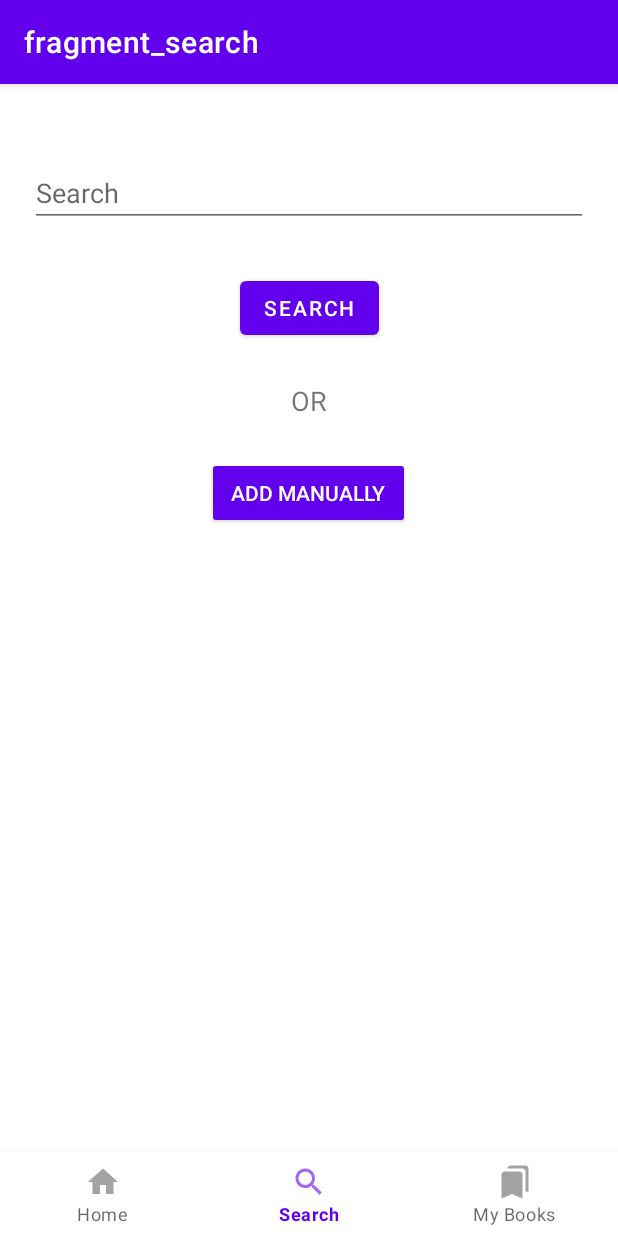
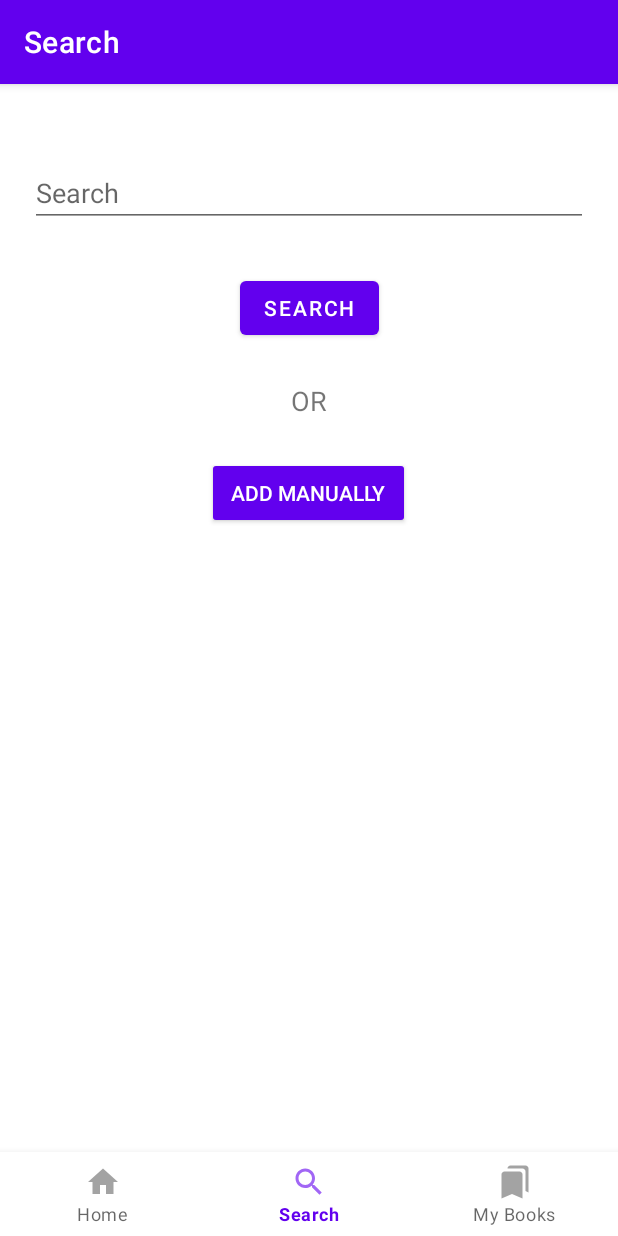
Before and after one commit to Nerrdii/book-tracker, an Android app: the screen it shows after launch (MainActivity), item 2 of the bottom bar chosen, on a phone screen of 412 x 824 dp. Run offline under Robolectric (Android 15) with nearby library versions, the phone set to English and light mode, and no system bars; our stand-ins replace Dagger/Hilt's generated code, navigation-ui.

Commit message:
Change fragment titles

```diff
--- a/app/src/main/res/navigation/nav_graph.xml
+++ b/app/src/main/res/navigation/nav_graph.xml
@@ -8,12 +8,12 @@
     <fragment
         android:id="@+id/homeFragment"
         android:name="com.example.booktracker.HomeFragment"
-        android:label="fragment_home"
+        android:label="Book Tracker"
         tools:layout="@layout/fragment_home" />
     <fragment
         android:id="@+id/searchFragment"
         android:name="com.example.booktracker.SearchFragment"
-        android:label="fragment_search"
+        android:label="Search"
         tools:layout="@layout/fragment_search">
         <action
             android:id="@+id/action_searchFragment_to_searchResultsFragment"
@@ -25,8 +25,8 @@
     <fragment
         android:id="@+id/searchResultsFragment"
         android:name="com.example.booktracker.SearchResultsFragment"
-        android:label="fragment_search_results"
-        tools:layout="@layout/fragment_search_results" >
+        android:label="Search Results"
+        tools:layout="@layout/fragment_search_results">
         <argument
             android:name="searchQuery"
             app:argType="string" />
@@ -34,8 +34,8 @@
     <fragment
         android:id="@+id/readingListFragment"
         android:name="com.example.booktracker.ReadingListFragment"
-        android:label="fragment_reading_list"
-        tools:layout="@layout/fragment_reading_list" >
+        android:label="My Books"
+        tools:layout="@layout/fragment_reading_list">
         <action
             android:id="@+id/action_readingListFragment_to_bookDetailFragment"
             app:destination="@id/bookDetailFragment" />
@@ -43,8 +43,8 @@
     <fragment
         android:id="@+id/addBookFragment"
         android:name="com.example.booktracker.AddBookFragment"
-        android:label="fragment_add_book"
-        tools:layout="@layout/fragment_add_book" >
+        android:label="Add Book"
+        tools:layout="@layout/fragment_add_book">
         <action
             android:id="@+id/action_addBookFragment_to_readingListFragment"
             app:destination="@id/readingListFragment" />
@@ -52,8 +52,8 @@
     <fragment
         android:id="@+id/bookDetailFragment"
         android:name="com.example.booktracker.BookDetailFragment"
-        android:label="fragment_book_detail"
-        tools:layout="@layout/fragment_book_detail" >
+        android:label="Book Details"
+        tools:layout="@layout/fragment_book_detail">
         <argument
             android:name="bookId"
             app:argType="integer" />
```
